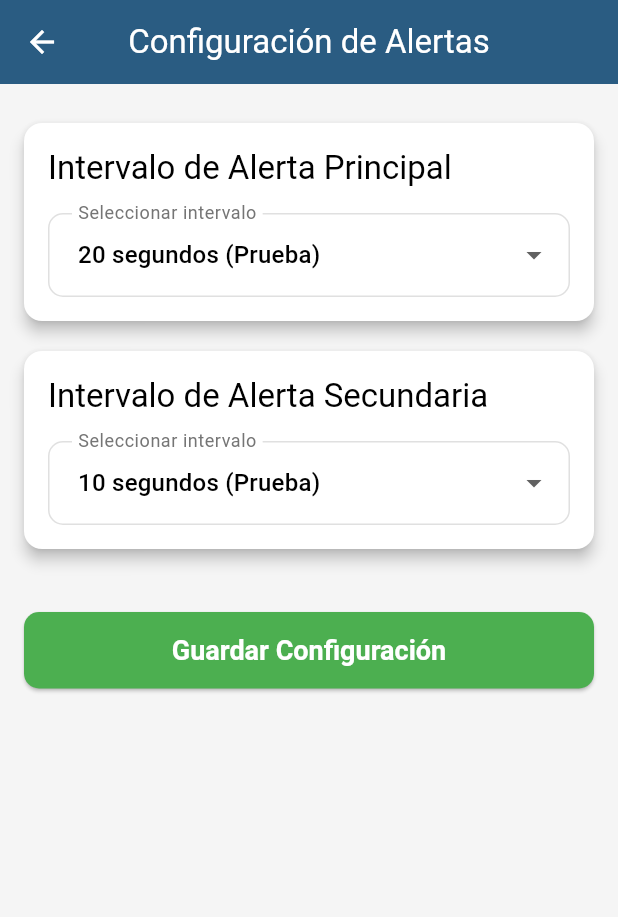
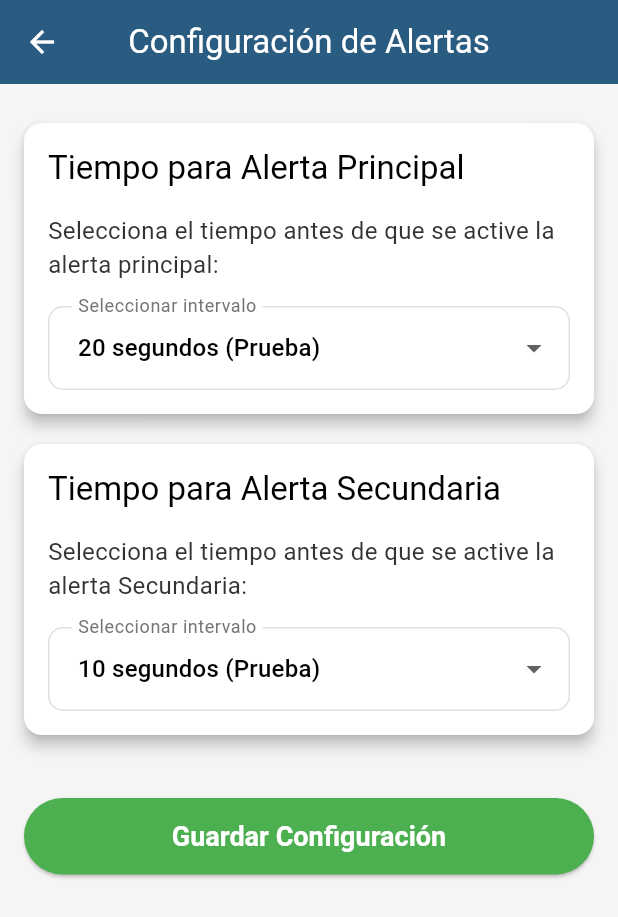
Before and after one commit to equipoAlzDev/appAlzAlert, a Flutter app: the AlertConfigScreen screen opened directly, on a phone screen of 412 x 824 dp. Shown: the top 917 px of the screen. Run offline on Flutter 3.47's test engine with Material 3 defaults, Android fonts, the phone set to English and light mode, and no system bars; our stand-ins replace cloud_firestore, firebase_auth, firebase_core, geolocator, permission_handler; missing offline and left inert: telephony; accounts and stored records are empty.

Commit message:
Se añadió una descripcion en las configuraciones de alerta y se cambio el estilo del boton

```diff
--- a/lib/screens/alerts/alert_config_screen.dart
+++ b/lib/screens/alerts/alert_config_screen.dart
@@ -103,8 +103,13 @@ class _AlertConfigScreenState extends State<AlertConfigScreen> {
                   crossAxisAlignment: CrossAxisAlignment.start,
                   children: [
                     Text(
-                      'Intervalo de Alerta Principal',
+                      'Tiempo para Alerta Principal',
                       style: Theme.of(context).textTheme.titleLarge,
+                    ),
+                    const SizedBox(height: 16),
+                    Text(
+                      'Selecciona el tiempo antes de que se active la alerta principal:',
+                      style: Theme.of(context).textTheme.bodyMedium,
                     ),
                     const SizedBox(height: 16),
                     // Dropdown to select primary interval
@@ -143,8 +148,13 @@ class _AlertConfigScreenState extends State<AlertConfigScreen> {
                   crossAxisAlignment: CrossAxisAlignment.start,
                   children: [
                     Text(
-                      'Intervalo de Alerta Secundaria',
+                      'Tiempo para Alerta Secundaria',
                       style: Theme.of(context).textTheme.titleLarge,
+                    ),
+                    const SizedBox(height: 16),
+                    Text(
+                      'Selecciona el tiempo antes de que se active la alerta Secundaria:',
+                      style: Theme.of(context).textTheme.bodyMedium,
                     ),
                     const SizedBox(height: 16),
                     // Dropdown to select secondary interval
@@ -180,7 +190,10 @@ class _AlertConfigScreenState extends State<AlertConfigScreen> {
               onPressed: _saveSettings,
               style: ElevatedButton.styleFrom(
                 padding: const EdgeInsets.symmetric(vertical: 15),
-                 backgroundColor: AppTheme.secondaryGreen, // Usa el color secundario verde de tu tema
+                backgroundColor: AppTheme.secondaryGreen,
+                shape: RoundedRectangleBorder(
+                  borderRadius: BorderRadius.circular(50),
+                ), // Usa el color secundario verde de tu tema
               ),
               child: const Text(
                 'Guardar Configuración',
```
